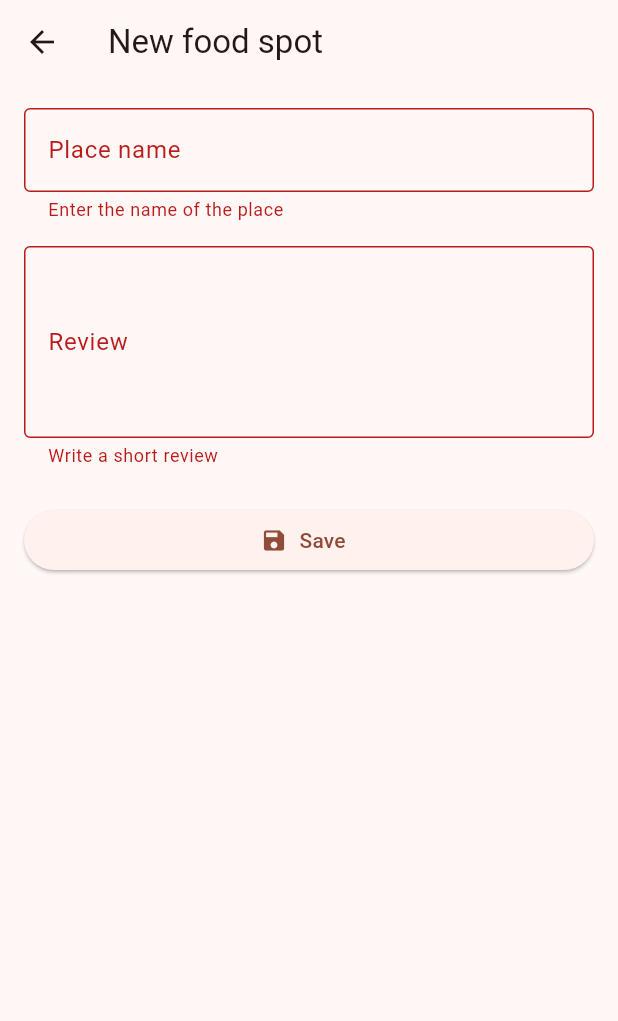
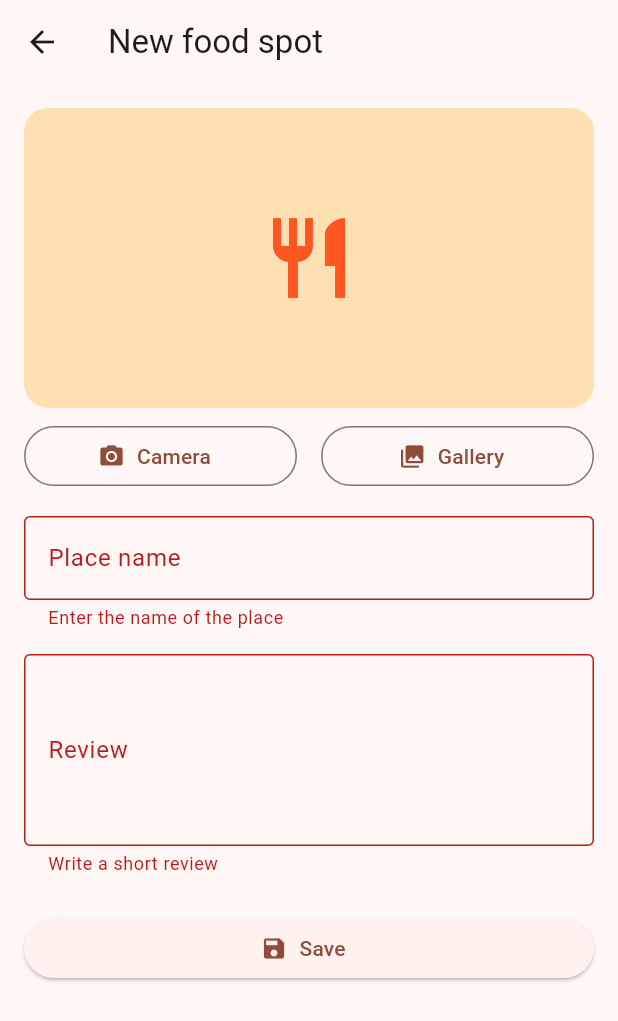
Before and after one commit to aletxapascual/food-spot-journal, a Flutter app: the AddSpotScreen screen opened by its route, after a tap on "Save", on a phone screen of 412 x 824 dp. Shown: the top 1021 px of the screen. Run offline on Flutter 3.47's test engine with Material 3 defaults, Android fonts, the phone set to English and light mode, and no system bars; our stand-ins replace image_picker, sqflite; accounts and stored records are empty.

Commit message:
Add camera and gallery photo capture with image_picker and persistent storage via path_provider

```diff
--- a/lib/screens/add_spot_screen.dart
+++ b/lib/screens/add_spot_screen.dart
@@ -1,6 +1,9 @@
 import 'package:flutter/material.dart';
+import 'package:image_picker/image_picker.dart';
 import '../data/database_helper.dart';
 import '../models/food_spot.dart';
+import '../services/camera_service.dart';
+import '../widgets/spot_image.dart';
 
 /// Form to create a new food spot.
 class AddSpotScreen extends StatefulWidget {
@@ -14,6 +17,8 @@ class _AddSpotScreenState extends State<AddSpotScreen> {
   final GlobalKey<FormState> _formKey = GlobalKey<FormState>();
   final TextEditingController _nameController = TextEditingController();
   final TextEditingController _reviewController = TextEditingController();
+  final CameraService _cameraService = CameraService();
+  String? _tempImagePath;
   bool _isSaving = false;
 
   @override
@@ -23,15 +28,37 @@ class _AddSpotScreenState extends State<AddSpotScreen> {
     super.dispose();
   }
 
+  /// Shows an error message without leaving the screen.
+  void _showMessage(String message) {
+    ScaffoldMessenger.of(context).showSnackBar(SnackBar(content: Text(message)));
+  }
+
+  /// Picks a photo from the camera or gallery and shows it as preview.
+  Future<void> _pickImage(ImageSource source) async {
+    try {
+      final path = await _cameraService.pickImage(source);
+      if (!mounted || path == null) return;
+      setState(() => _tempImagePath = path);
+    } catch (e) {
+      if (!mounted) return;
+      _showMessage(e.toString().replaceFirst('Exception: ', ''));
+    }
+  }
+
   /// Validates the form, saves the spot and returns to the list.
   Future<void> _save() async {
     if (!_formKey.currentState!.validate()) return;
 
     setState(() => _isSaving = true);
     try {
+      String? imagePath;
+      if (_tempImagePath != null) {
+        imagePath = await _cameraService.saveToDocuments(_tempImagePath!);
+      }
       final spot = FoodSpot(
         name: _nameController.text.trim(),
         review: _reviewController.text.trim(),
+        imagePath: imagePath,
         createdAt: DateTime.now().toIso8601String(),
       );
       await DatabaseHelper.instance.insertSpot(spot);
@@ -40,9 +67,7 @@ class _AddSpotScreenState extends State<AddSpotScreen> {
     } catch (e) {
       if (!mounted) return;
       setState(() => _isSaving = false);
-      ScaffoldMessenger.of(context).showSnackBar(
-        SnackBar(content: Text('Could not save the spot: $e')),
-      );
+      _showMessage('Could not save the spot: $e');
     }
   }
 
@@ -56,6 +81,31 @@ class _AddSpotScreenState extends State<AddSpotScreen> {
           key: _formKey,
           child: Column(
             children: [
+              ClipRRect(
+                borderRadius: BorderRadius.circular(16),
+                child: SpotImage(imagePath: _tempImagePath, height: 200),
+              ),
+              const SizedBox(height: 8),
+              Row(
+                children: [
+                  Expanded(
+                    child: OutlinedButton.icon(
+                      onPressed: _isSaving ? null : () => _pickImage(ImageSource.camera),
+                      icon: const Icon(Icons.camera_alt),
+                      label: const Text('Camera'),
+                    ),
+                  ),
+                  const SizedBox(width: 16),
+                  Expanded(
+                    child: OutlinedButton.icon(
+                      onPressed: _isSaving ? null : () => _pickImage(ImageSource.gallery),
+                      icon: const Icon(Icons.photo_library),
+                      label: const Text('Gallery'),
+                    ),
+                  ),
+                ],
+              ),
+              const SizedBox(height: 16),
               TextFormField(
                 controller: _nameController,
                 decoration: const InputDecoration(
--- a/pubspec.yaml
+++ b/pubspec.yaml
@@ -36,6 +36,8 @@ dependencies:
   cupertino_icons: ^1.0.8
   sqflite: ^2.4.6
   path: ^1.9.1
+  image_picker: ^1.2.4
+  path_provider: ^2.1.6
 
 dev_dependencies:
   flutter_test:
```
Also changed, not shown: lib/services/camera_service.dart (added, +34 -0 lines), pubspec.lock, 6 other files.
